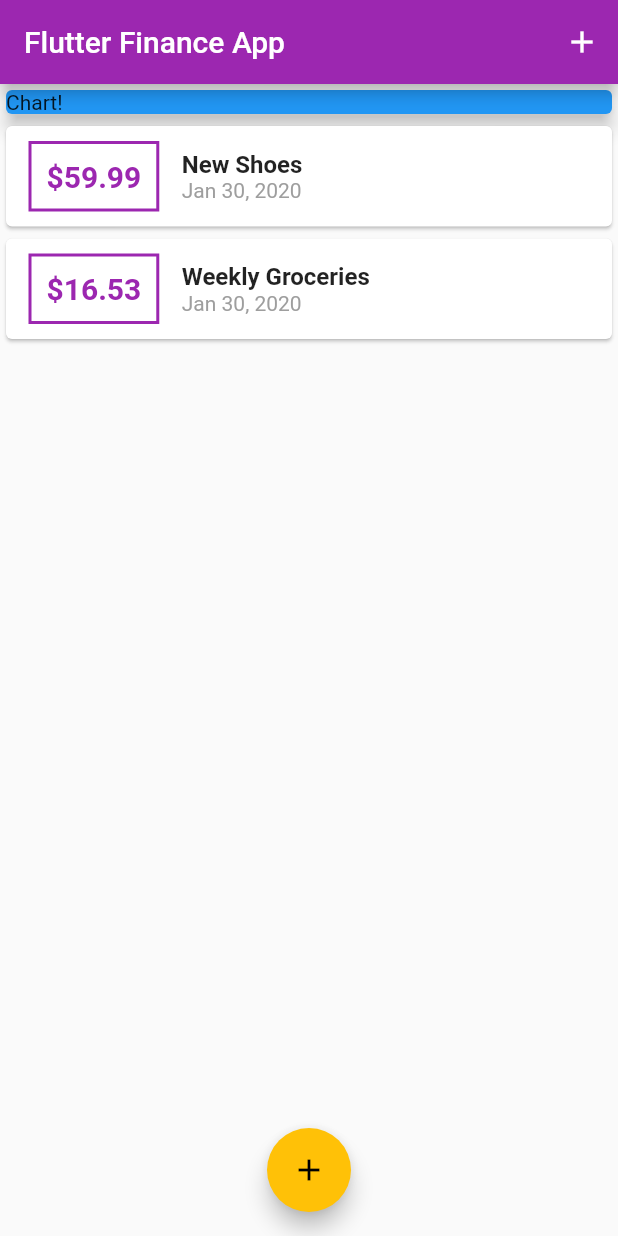
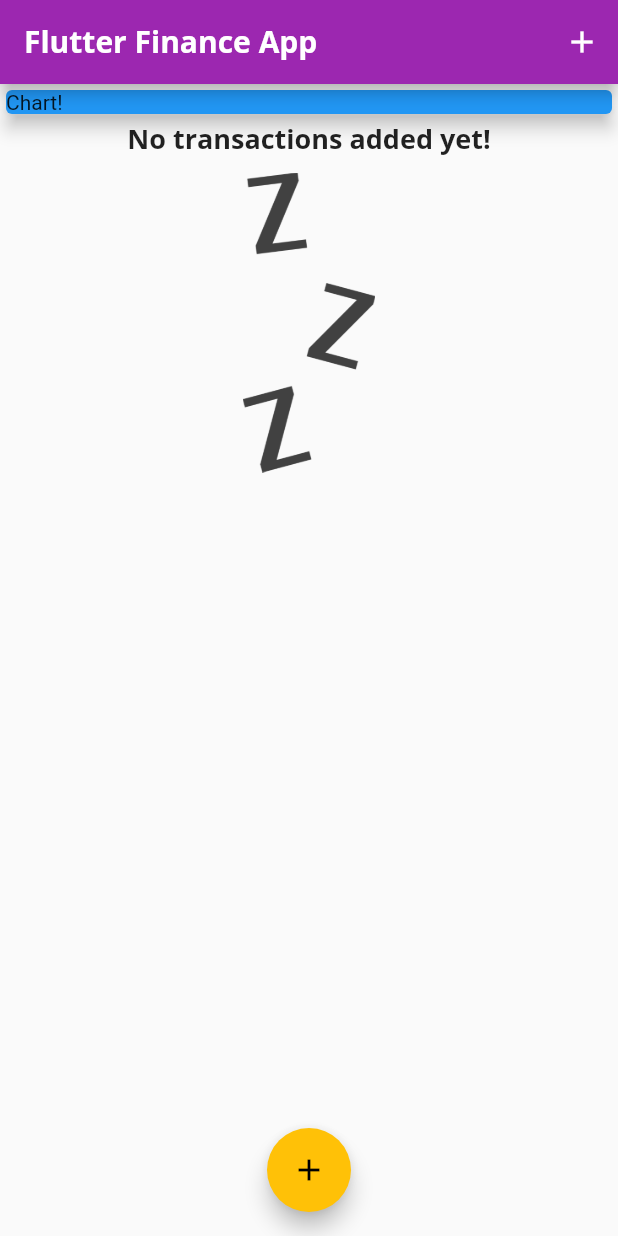
Before and after one commit to benjaminykim/flutter-finance-app, a Flutter app: the screen it shows after launch, on a phone screen of 412 x 824 dp. Run offline on Flutter 3.47's test engine with Material 2 defaults, Android fonts, the phone set to English and light mode, and no system bars.

Commit message:
update default view for empty list

```diff
--- a/lib/main.dart
+++ b/lib/main.dart
@@ -15,6 +15,23 @@ class MyApp extends StatelessWidget {
       theme: ThemeData(
         primarySwatch: Colors.purple,
         accentColor: Colors.amber,
+        fontFamily: 'Quicksand',
+        textTheme: ThemeData.light().textTheme.copyWith(
+              title: TextStyle(
+                fontFamily: 'OpenSans',
+                fontSize: 18,
+                fontWeight: FontWeight.bold,
+              ),
+            ),
+        appBarTheme: AppBarTheme(
+          textTheme: ThemeData.light().textTheme.copyWith(
+                title: TextStyle(
+                  fontFamily: 'OpenSans',
+                  fontSize: 20,
+                  fontWeight: FontWeight.bold,
+                ),
+              ),
+        ),
       ),
     );
   }
@@ -26,20 +43,20 @@ class HomePage extends StatefulWidget {
 }
 
 class _HomePageState extends State<HomePage> {
-  final List<Transaction> _userTransaction = [
-    Transaction(
-      id: 't1',
-      title: 'New Shoes',
-      amount: 59.99,
-      date: DateTime.now(),
-    ),
-    Transaction(
-      id: 't2',
-      title: 'Weekly Groceries',
-      amount: 16.53,
-      date: DateTime.now(),
-    )
-  ];
+  final List<Transaction> _userTransaction = [];
+  //   Transaction(
+  //     id: 't1',
+  //     title: 'New Shoes',
+  //     amount: 59.99,
+  //     date: DateTime.now(),
+  //   ),
+  //   Transaction(
+  //     id: 't2',
+  //     title: 'Weekly Groceries',
+  //     amount: 16.53,
+  //     date: DateTime.now(),
+  //   )
+  // ];
 
   void _addNewTransaction(String title, double amount) {
     final newTx = Transaction(
--- /dev/null
+++ b/lib/widgets/chart.dart
@@ -0,0 +1,8 @@
+import 'package:flutter/material.dart';
+
+class Chart extends StatelessWidget {
+  @override
+  Widget build(BuildContext context) {
+      return Card(elevation: 6, margin: EdgeInsets.all(20),);
+  }
+}
--- a/lib/widgets/transaction_list.dart
+++ b/lib/widgets/transaction_list.dart
@@ -12,13 +12,25 @@ class TransactionList extends StatelessWidget {
   Widget build(BuildContext context) {
     return Container(
       height: 300,
-      child: ListView.builder(
+      child: transactions.isEmpty
+          ? Column(
+              children: <Widget>[
+                Text(
+                  'No transactions added yet!',
+                  style: Theme.of(context).textTheme.title,
+                ),
+                SizedBox(height: 10,),
+                Container(height: 200, child: Image.asset('assets/images/waiting.png', fit: BoxFit.cover)),
+              ],
+            )
+          : ListView.builder(
               itemBuilder: (ctx, index) {
                 return Card(
                   child: Row(
                     children: <Widget>[
                       Container(
-                  margin: EdgeInsets.symmetric(vertical: 10, horizontal: 15),
+                        margin:
+                            EdgeInsets.symmetric(vertical: 10, horizontal: 15),
                         decoration: BoxDecoration(
                           border: Border.all(
                             color: Colors.purple,
@@ -37,9 +49,10 @@ class TransactionList extends StatelessWidget {
                       Column(
                         crossAxisAlignment: CrossAxisAlignment.start,
                         children: <Widget>[
-                    Text(transactions[index].title,
-                        style: TextStyle(
-                            fontSize: 16, fontWeight: FontWeight.bold)),
+                          Text(
+                            transactions[index].title,
+                            style: Theme.of(context).textTheme.title,
+                          ),
                           Text(
                             DateFormat.yMMMd().format(transactions[index].date),
                             style: TextStyle(color: Colors.grey),
```
Also changed, not shown: pubspec.yaml (+19 -14 lines), assets/fonts/OpenSans-Bold.ttf (added), assets/fonts/OpenSans-Regular.ttf (added), assets/fonts/Quicksand-Bold.ttf (added), assets/fonts/Quicksand-Light.ttf (added), assets/fonts/Quicksand-Medium.ttf (added), assets/fonts/Quicksand-Regular.ttf (added), assets/images/waiting.png (added), pubspec.lock. Lines whose indentation alone changed are shown as unchanged.
